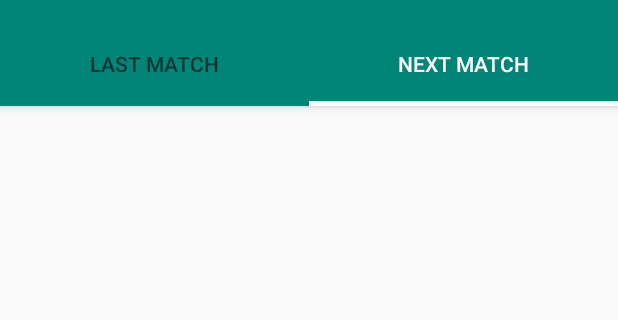
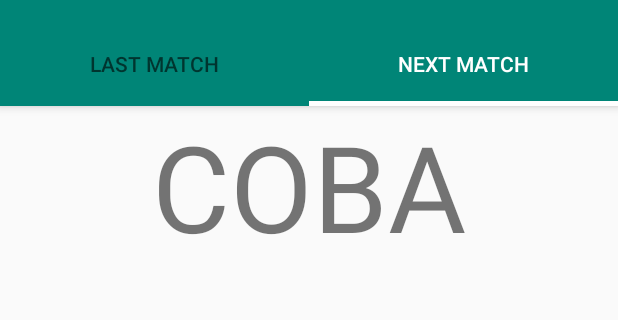
Before and after one commit to Yeputra/Footbal-Schedule-App, an Android app: the screen it shows after launch (MainActivity), tab 2 chosen, on a phone screen of 412 x 824 dp, the part 62-382 px from its top. Run offline under Robolectric (Android 15) with nearby library versions, the phone set to English and light mode, and no system bars.

Commit message:
modifying fragment

```diff
--- a/app/src/main/AndroidManifest.xml
+++ b/app/src/main/AndroidManifest.xml
@@ -1,6 +1,8 @@
 <?xml version="1.0" encoding="utf-8"?>
 <manifest xmlns:android="http://schemas.android.com/apk/res/android"
           package="com.freaky.id.footballscheduleapp">
+
+    <uses-permission android:name="android.permission.INTERNET" />
 
     <application
             android:allowBackup="true"
--- /dev/null
+++ b/app/src/main/java/com/freaky/id/footballscheduleapp/API/RetrofitInterface.kt
@@ -0,0 +1,18 @@
+package com.freaky.id.footballscheduleapp.API
+
+import com.freaky.id.footballscheduleapp.model.Events
+import io.reactivex.Flowable
+import retrofit2.Call
+import retrofit2.Retrofit
+import retrofit2.http.GET
+import retrofit2.http.Query
+
+interface RetrofitInterface {
+
+    @GET("eventspastleague.php")
+    fun getLastmatch(@Query("id") id:String) : Call<Events>
+
+    @GET("eventsnextleague.php")
+    fun getUpcomingMatch(@Query("id") id:String) : Call<Events>
+
+}
--- a/app/src/main/java/com/freaky/id/footballscheduleapp/MainActivity.kt
+++ b/app/src/main/java/com/freaky/id/footballscheduleapp/MainActivity.kt
@@ -27,6 +27,7 @@ class MainActivity : AppCompatActivity() {
 
         tabLayout.addOnTabSelectedListener(object : TabLayout.OnTabSelectedListener {
             override fun onTabSelected(tab: TabLayout.Tab) {
+                viewPager.currentItem = tab.position
 
             }
 
--- a/app/src/main/java/com/freaky/id/footballscheduleapp/fragment/FragmentLast.kt
+++ b/app/src/main/java/com/freaky/id/footballscheduleapp/fragment/FragmentLast.kt
@@ -1,23 +1,65 @@
 package com.freaky.id.footballscheduleapp.fragment
 
+import android.content.ContentValues.TAG
 import android.os.Bundle
 import android.support.v4.app.Fragment
 import android.support.v7.widget.LinearLayoutManager
 import android.support.v7.widget.RecyclerView
+import android.util.Log
 import android.view.LayoutInflater
 import android.view.View
 import android.view.ViewGroup
+import com.freaky.id.footballscheduleapp.API.API
+import com.freaky.id.footballscheduleapp.API.RetrofitInterface
 import com.freaky.id.footballscheduleapp.R
+import com.freaky.id.footballscheduleapp.adapter.EventAdapter
+import com.freaky.id.footballscheduleapp.model.Events
+import com.freaky.id.footballscheduleapp.model.EventsItem
+import kotlinx.android.synthetic.main.fragment_last.*
+import retrofit2.Call
+import retrofit2.Callback
+import retrofit2.Response
 
 class FragmentLast : Fragment() {
+
+
     override fun onCreateView(inflater: LayoutInflater, container: ViewGroup?, savedInstanceState: Bundle?): View? {
         val rootView = inflater.inflate(R.layout.fragment_last, container, false)
+        var match_recycler_last = rootView.findViewById(R.id.match_recycler_last) as RecyclerView
+        match_recycler_last.layoutManager = LinearLayoutManager(context)
+        match_recycler_last.adapter = EventAdapter(teams)
         return rootView
+
+
+        getLastMatch()
+
+
+
+    }
+
+
+    fun getLastMatch() {
+        val retrofitInterface : RetrofitInterface = API.getClient().create(RetrofitInterface::class.java)
+        val call : Call<Events> = retrofitInterface.getLastmatch("4328")
+        call.enqueue(object : Callback<Events> {
+            override fun onFailure(call: Call<Events>?, t: Throwable?) {
+                Log.d("$TAG", "Gagal Fetch match")
+            }
+
+            override fun onResponse(call: Call<Events>?, response: Response<Events>?) {
+                Log.d("$TAG", "Team size ${teams.size}")
+                match_recycler_last.adapter = EventAdapter(teams)
+            }
+
+        })
     }
 
 
     companion object {
+        private var teams: MutableList<EventsItem> = mutableListOf()
+
         fun newInstance(): FragmentLast =
             FragmentLast()
+
     }
 }
--- /dev/null
+++ b/app/src/main/java/com/freaky/id/footballscheduleapp/model/Events.kt
@@ -0,0 +1,6 @@
+package com.freaky.id.footballscheduleapp.model
+
+import com.google.gson.annotations.SerializedName
+
+data class Events(@SerializedName("events")
+                  var events: List<EventsItem>?)
--- a/app/src/main/res/layout/activity_main.xml
+++ b/app/src/main/res/layout/activity_main.xml
@@ -35,6 +35,7 @@
     <android.support.v4.view.ViewPager
             android:id="@+id/view_pager"
             android:layout_width="match_parent"
-            android:layout_height="match_parent"/>
+            android:layout_height="match_parent"
+            app:layout_behavior="@string/appbar_scrolling_view_behavior"/>
 
 </android.support.design.widget.CoordinatorLayout>
--- a/app/src/main/res/layout/fragment_last.xml
+++ b/app/src/main/res/layout/fragment_last.xml
@@ -6,10 +6,13 @@
               android:orientation="vertical"
              tools:context=".fragment.FragmentLast">
 
+
     <!-- TODO: Update blank fragment layout -->
     <android.support.v7.widget.RecyclerView
             android:id="@+id/match_recycler_last"
             android:layout_width="match_parent"
             android:layout_height="wrap_content" />
 
+
+
 </LinearLayout>
--- a/app/src/main/res/layout/fragment_next.xml
+++ b/app/src/main/res/layout/fragment_next.xml
@@ -4,7 +4,7 @@
               android:layout_width="match_parent"
               android:layout_height="match_parent"
               android:orientation="vertical"
-              tools:context=".fragment.FragmentLast">
+              tools:context=".fragment.FragmentNext">
 
     <!-- TODO: Update blank fragment layout -->
     <android.support.v7.widget.RecyclerView
@@ -12,4 +12,10 @@
             android:layout_width="match_parent"
             android:layout_height="wrap_content" />
 
+    <TextView android:layout_width="wrap_content" android:layout_height="wrap_content"
+    android:text="COBA"
+    android:textSize="80sp"
+    android:layout_gravity="center"
+    android:gravity="center"/>
+
 </LinearLayout>
--- a/app/src/main/res/values/styles.xml
+++ b/app/src/main/res/values/styles.xml
@@ -6,9 +6,11 @@
         <item name="colorPrimary">@color/colorPrimary</item>
         <item name="colorPrimaryDark">@color/colorPrimaryDark</item>
         <item name="colorAccent">@color/colorAccent</item>
+
     </style>
 
     <style name="CustomTabLayout" parent="Widget.Design.TabLayout">
+
         <item name="tabIndicatorColor">@android:color/white</item>
         <item name="tabIndicatorHeight">3dp</item>
         <item name="tabBackground">?attr/selectableItemBackground</item>
```
Also changed, not shown: app/build.gradle (+7 -0 lines), app/src/main/java/com/freaky/id/footballscheduleapp/API/API.kt (added, +18 -0 lines), app/src/main/java/com/freaky/id/footballscheduleapp/adapter/EventAdapter.kt (added, +41 -0 lines), app/src/main/java/com/freaky/id/footballscheduleapp/model/EventsItem.kt (added, +82 -0 lines), app/src/main/res/layout/match_item_last.xml (+6 -5 lines).
